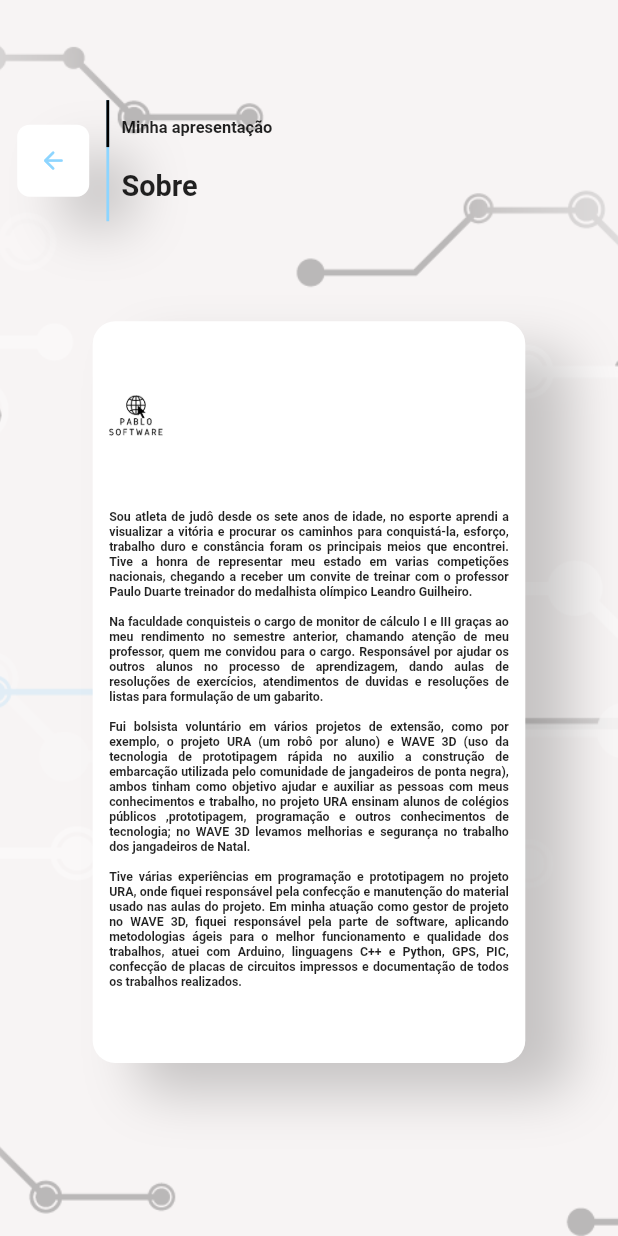
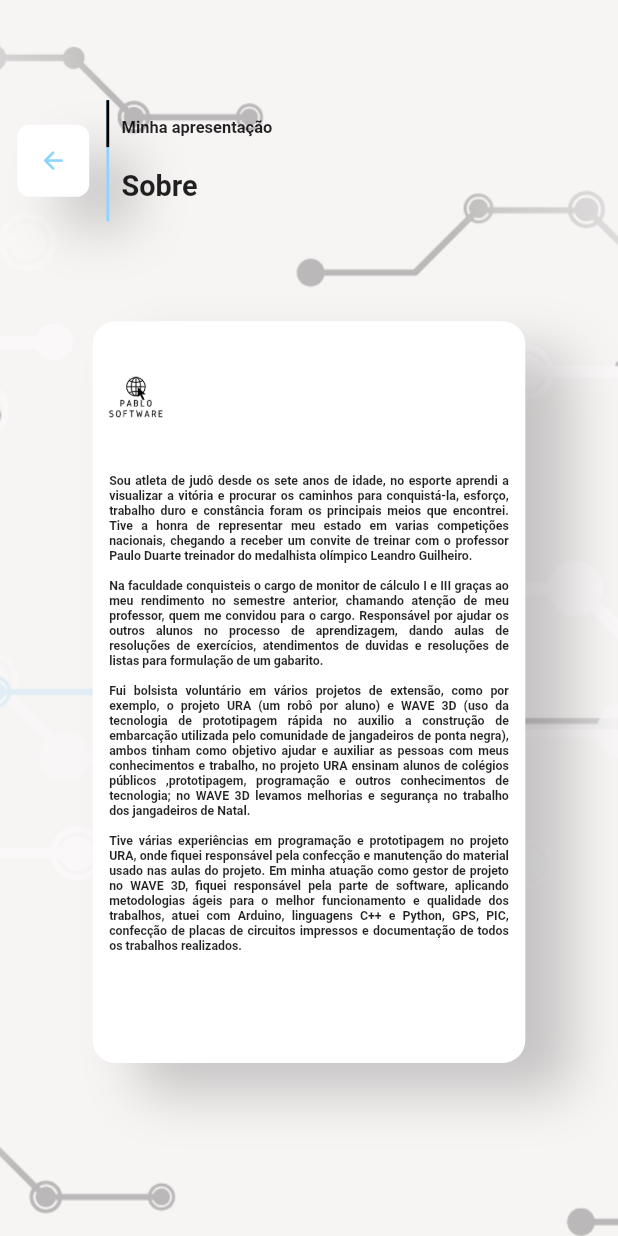
Before and after one commit to pablostefan/portfolio_website, a Flutter app: the AboutPage screen opened directly, on a phone screen of 412 x 824 dp. Run offline on Flutter 3.47's test engine with Material 2 defaults, Android fonts, the phone set to English and light mode, and no system bars; our stand-ins replace scroll_snap_list; missing offline and left inert: dart:html.

Commit message:
Flex
About page, arrumando flex.

```diff
--- a/lib/pages/about_page.dart
+++ b/lib/pages/about_page.dart
@@ -92,7 +92,7 @@ class AboutPage extends StatelessWidget {
                     ),
                     textAlign: TextAlign.justify,
                   ),
-                  const Spacer(),
+                  const Spacer(flex: 2),
                 ],
               ),
             ),
```
